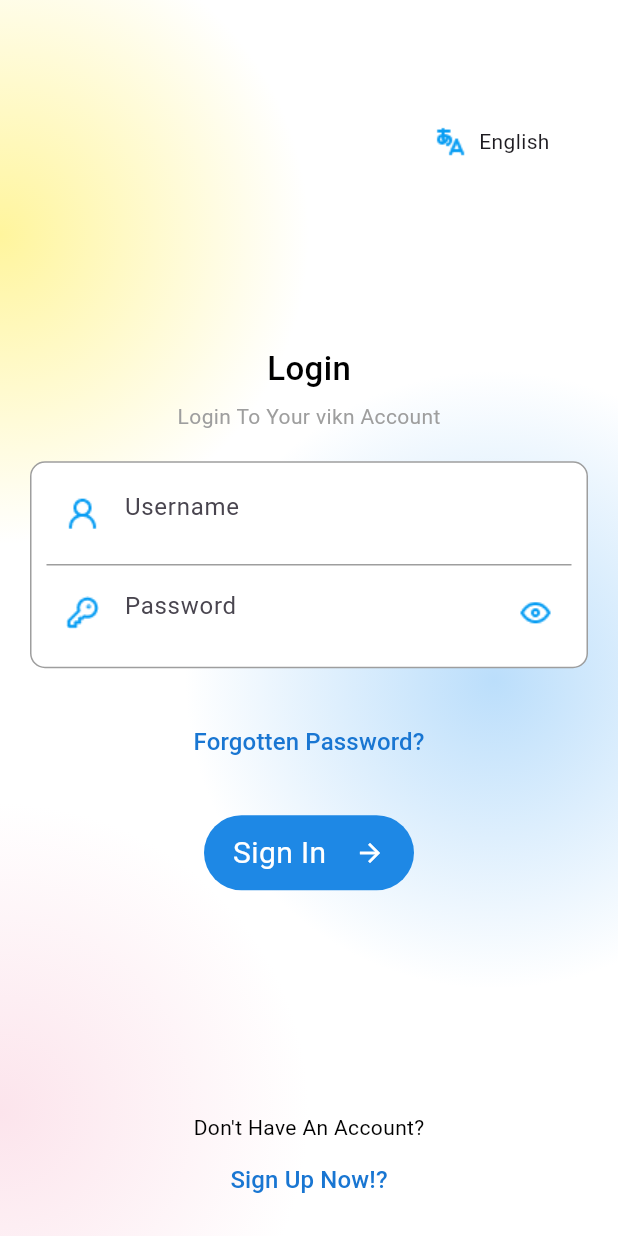
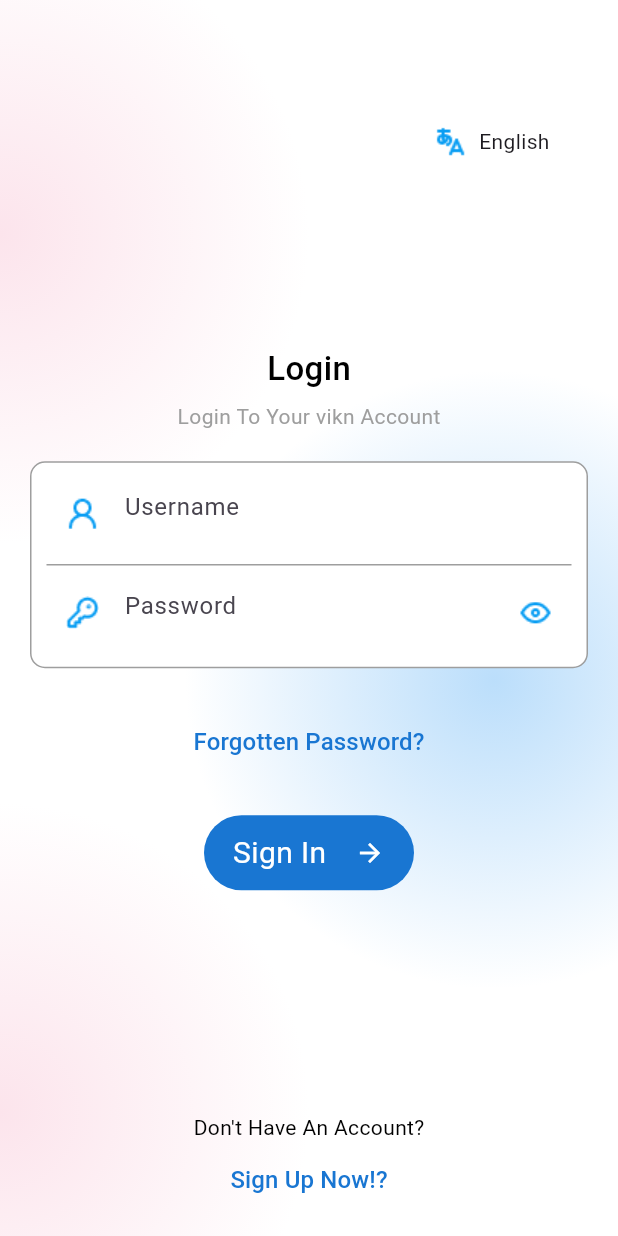
Before and after one commit to rahulsvaz/vikncodes_machine_test, a Flutter app: the screen it shows after launch, on a phone screen of 412 x 824 dp. Run offline on Flutter 3.47's test engine with Material 3 defaults, Android fonts, the phone set to English and light mode, and no system bars; our stand-ins replace get.

Commit message:
homescreen added

```diff
--- a/lib/main.dart
+++ b/lib/main.dart
@@ -14,6 +14,7 @@ class RootWidget extends StatelessWidget {
   @override
   Widget build(BuildContext context) {
     return  GetMaterialApp(
+      debugShowCheckedModeBanner: false,
       theme: ThemeData(
         useMaterial3: true
 
--- a/lib/view/constant/pallete.dart
+++ b/lib/view/constant/pallete.dart
@@ -1,21 +1,16 @@
-
-import 'package:flutter/cupertino.dart';
 import 'package:flutter/material.dart';
 
+class Palette {
+  static RadialGradient yellow =
+      RadialGradient(colors: [Colors.yellow.shade200, Colors.white]);
 
-class Palette{
+  static RadialGradient blue =
+      RadialGradient(colors: [Colors.blue.shade100, Colors.white]);
 
-  static final LinearGradient backGround =  LinearGradient(
-      tileMode: TileMode.decal,
-      begin: Alignment.topLeft,
-      end: Alignment.bottomRight,
+  static RadialGradient pink =
+      RadialGradient(colors: [Colors.pink.shade50, Colors.white]);
 
-      colors: [
-        Colors.yellow.shade50,
-        const  Color.fromRGBO(238, 242, 35, 0.01),
-
-        const Color.fromRGBO(0, 208, 254, 0.1),
-        Colors.purple.shade50,
-
-      ]);
+      static const Color grey = Colors.grey;
+      static  Color blue700 =  Colors.blue.shade700;
+      static const Color black = Colors.black;
 }
--- a/lib/view/login_screen.dart
+++ b/lib/view/login_screen.dart
@@ -2,6 +2,8 @@ import 'package:flutter/material.dart';
 import 'package:get/get_state_manager/get_state_manager.dart';
 import 'package:get/instance_manager.dart';
 import 'package:vikncodes_machine_test/controller/login_screen_controller.dart';
+import 'package:vikncodes_machine_test/view/constant/pallete.dart';
+import 'package:vikncodes_machine_test/view/home_screen.dart';
 
 class LoginScreen extends StatefulWidget {
   const LoginScreen({super.key});
@@ -31,10 +33,7 @@ class _LoginScreenState extends State<LoginScreen> {
             child: Container(
               height: height * 0.7,
               width: width,
-              decoration: BoxDecoration(
-                gradient: RadialGradient(
-                    colors: [Colors.yellow.shade200, Colors.white]),
-              ),
+              decoration: BoxDecoration(gradient: Palette.pink),
             ),
           ),
           Positioned(
@@ -44,8 +43,7 @@ class _LoginScreenState extends State<LoginScreen> {
               height: height * 0.6,
               width: width,
               decoration: BoxDecoration(
-                gradient:
-                    RadialGradient(colors: [Colors.pink.shade50, Colors.white]),
+                gradient: Palette.pink,
               ),
             ),
           ),
@@ -57,8 +55,7 @@ class _LoginScreenState extends State<LoginScreen> {
               width: width,
               decoration: BoxDecoration(
                 shape: BoxShape.circle,
-                gradient: RadialGradient(
-                    colors: [Colors.blue.shade100, Colors.white]),
+                gradient: Palette.blue,
               ),
             ),
           ),
@@ -94,7 +91,7 @@ class _LoginScreenState extends State<LoginScreen> {
                 ),
                 const Text(
                   'Login To Your vikn Account',
-                  style: TextStyle(color: Colors.grey, fontSize: 14),
+                  style: TextStyle(color: Palette.grey, fontSize: 14),
                 ),
                 const SizedBox(
                   height: 20,
@@ -105,7 +102,7 @@ class _LoginScreenState extends State<LoginScreen> {
                     child: Container(
                       decoration: BoxDecoration(
                         color: Colors.white,
-                        border: Border.all(color: Colors.grey),
+                        border: Border.all(color: Palette.grey),
                         borderRadius: BorderRadius.circular(10),
                       ),
                       child: Padding(
@@ -123,7 +120,7 @@ class _LoginScreenState extends State<LoginScreen> {
                             ),
                             const Divider(
                               thickness: 1.0,
-                              color: Colors.grey,
+                              color: Palette.grey,
                             ),
                             SizedBox(
                               height: 50,
@@ -156,19 +153,26 @@ class _LoginScreenState extends State<LoginScreen> {
                   onPressed: () {},
                   child: Text(
                     'Forgotten Password?',
-                    style: TextStyle(color: Colors.blue.shade700, fontSize: 16),
+                    style: TextStyle(color: Palette.blue700, fontSize: 16),
                   ),
                 ),
                 const SizedBox(
                   height: 25,
                 ),
                 GestureDetector(
-                  onTap: () {},
+                  onTap: () {
+                    Navigator.pushReplacement(
+                      context,
+                      MaterialPageRoute(
+                        builder: (context) => const HomeScreen(),
+                      ),
+                    );
+                  },
                   child: Container(
                     width: 140,
                     height: 50,
                     decoration: BoxDecoration(
-                      color: Colors.blue.shade600,
+                      color: Palette.blue700,
                       borderRadius: BorderRadius.circular(30),
                     ),
                     child: const Row(
@@ -191,26 +195,27 @@ class _LoginScreenState extends State<LoginScreen> {
             ),
           ),
           Positioned(
-            left: width*0.2,
-            right:width*0.2,
+            left: width * 0.2,
+            right: width * 0.2,
             top: height * .9,
-            child:  Column(
+            child: Column(
               mainAxisAlignment: MainAxisAlignment.center,
               crossAxisAlignment: CrossAxisAlignment.center,
               children: [
-                const  Text(
+                const Text(
                   "Don't Have An Account?",
                   style: TextStyle(color: Colors.black, fontSize: 14),
                 ),
-               const  SizedBox(height: 1,),
-                 TextButton(
+                const SizedBox(
+                  height: 1,
+                ),
+                TextButton(
                   onPressed: () {},
                   child: Text(
                     'Sign Up Now!?',
-                    style: TextStyle(color: Colors.blue.shade700, fontSize: 16),
+                    style: TextStyle(color: Palette.blue700, fontSize: 16),
                   ),
                 ),
-
               ],
             ),
           )
--- a/pubspec.yaml
+++ b/pubspec.yaml
@@ -37,6 +37,7 @@ dependencies:
   cupertino_icons: ^1.0.2
   get: ^4.6.6
   flutter_svg: ^2.0.9
+  http: ^1.1.0
 
 dev_dependencies:
   flutter_test:
```
Also changed, not shown: lib/controller/api_controlls.dart (added, +13 -0 lines), lib/view/home_screen.dart (added, +42 -0 lines), pubspec.lock.
